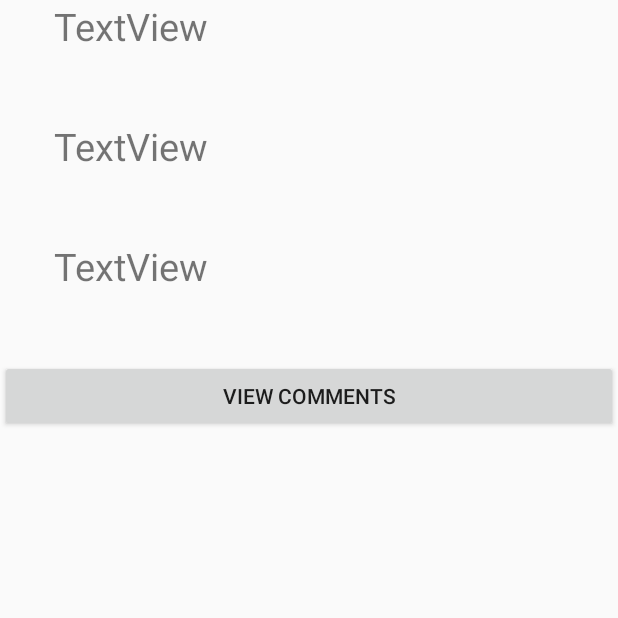
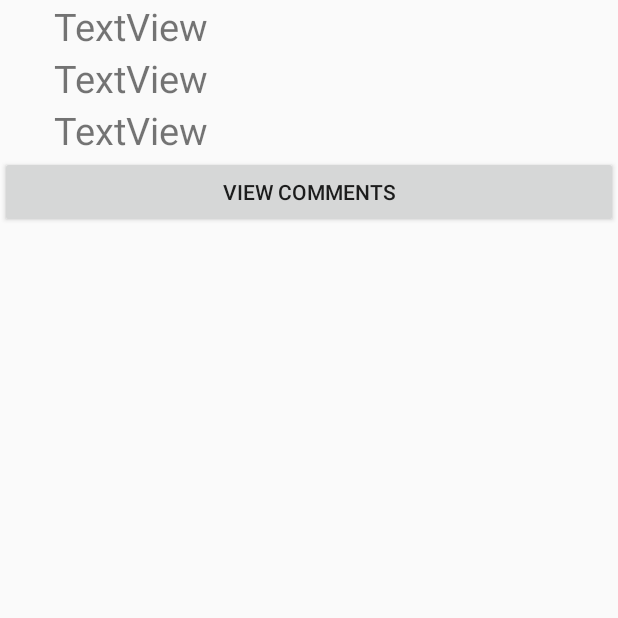
Before and after one commit to Trev32198/schedule_sync_client, an Android app: the ExpandForum screen opened directly, with no data from a screen before it, on a phone screen of 412 x 824 dp, the top half of it. Run offline under Robolectric (Android 15) with nearby library versions, the phone set to English and light mode, and no system bars; 3 statements that could not run were skipped.

Commit message:
Forum expansion improvements to support long names

```diff
--- a/app/src/main/res/layout/activity_expand_forum.xml
+++ b/app/src/main/res/layout/activity_expand_forum.xml
@@ -1,7 +1,5 @@
 <?xml version="1.0" encoding="utf-8"?>
-    <ScrollView
-    xmlns:android="http://schemas.android.com/apk/res/android"
-    xmlns:app="http://schemas.android.com/apk/res-auto"
+<ScrollView xmlns:android="http://schemas.android.com/apk/res/android"
     xmlns:tools="http://schemas.android.com/tools"
     android:layout_width="match_parent"
     android:layout_height="match_parent"
@@ -17,21 +15,21 @@
             <TextView
                 android:id="@+id/forumTitle"
                 android:layout_width="340dp"
-                android:layout_height="80dp"
+                android:layout_height="wrap_content"
                 android:text="TextView"
                 android:textSize="25sp" />
 
             <TextView
                 android:id="@+id/forumCreator"
                 android:layout_width="340dp"
-                android:layout_height="80dp"
+                android:layout_height="wrap_content"
                 android:text="TextView"
                 android:textSize="25sp" />
 
             <TextView
                 android:id="@+id/forumClass"
                 android:layout_width="340dp"
-                android:layout_height="80dp"
+                android:layout_height="wrap_content"
                 android:text="TextView"
                 android:textSize="25sp" />
 
```
